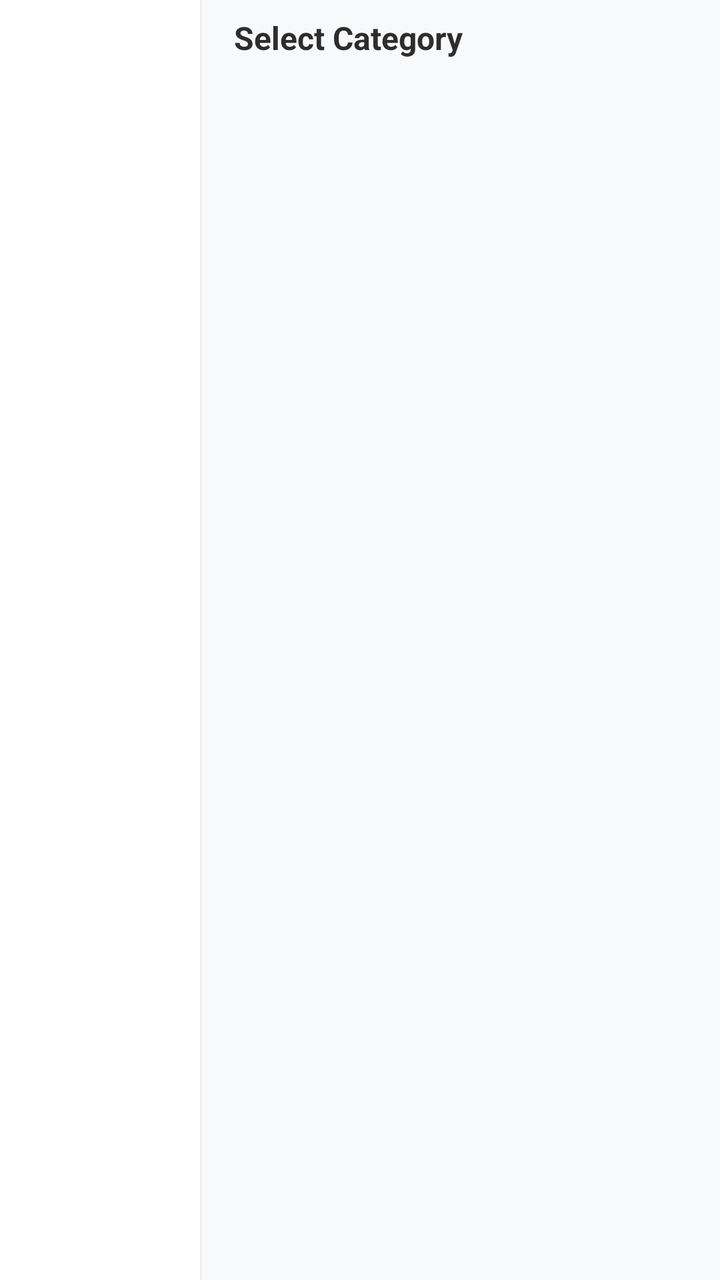
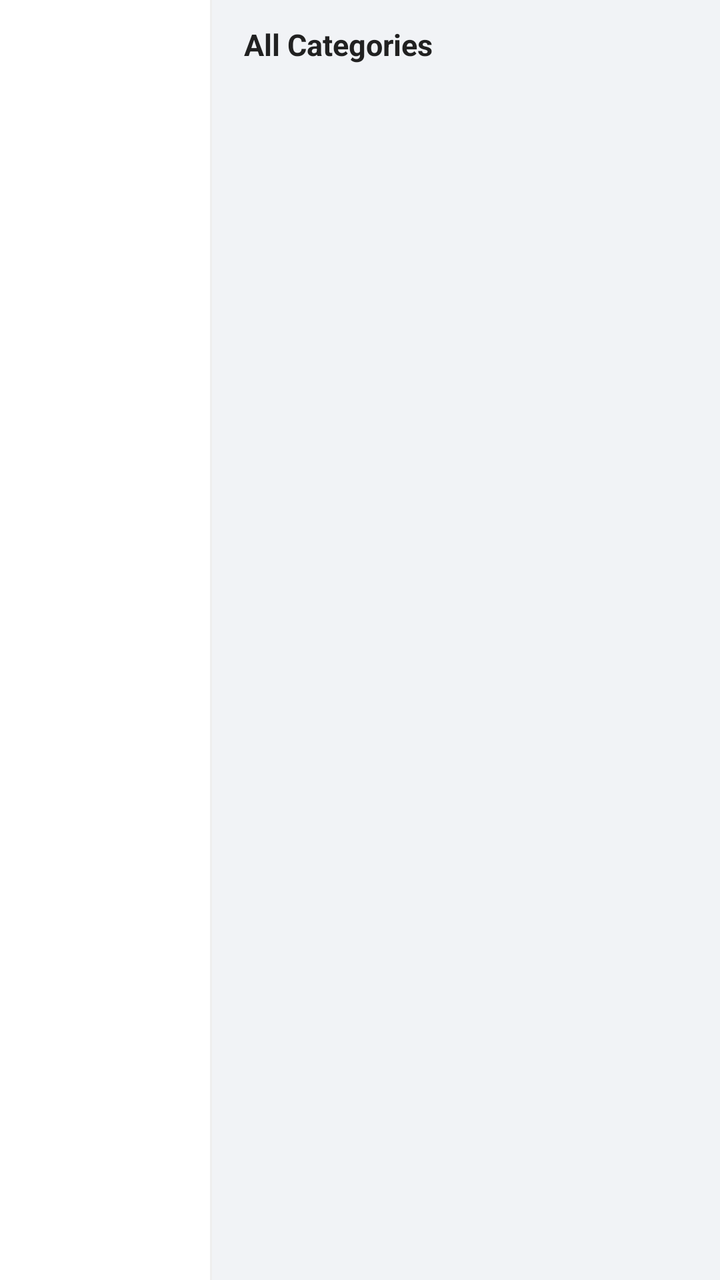

Before-and-after screenshots of an Android layout around one commit, followed by the original layout XML and the change that was made.
<!-- AndroidManifest.xml: application theme Theme.SKRozaanaBazaar -->
<!-- res/layout/fragment_category.xml -->
<?xml version="1.0" encoding="utf-8"?>
<LinearLayout xmlns:android="http://schemas.android.com/apk/res/android"
    xmlns:app="http://schemas.android.com/apk/res-auto"
    android:layout_width="match_parent"
    android:layout_height="match_parent"
    android:background="@color/colorBackground"
    android:orientation="horizontal">

    <androidx.recyclerview.widget.RecyclerView
        android:id="@+id/rvMainCategories"
        android:layout_width="100dp"
        android:layout_height="match_parent"
        android:background="@color/surface_light"
        android:clipToPadding="false"
        android:paddingVertical="8dp"
        app:layoutManager="androidx.recyclerview.widget.LinearLayoutManager" />

    <View
        android:layout_width="1dp"
        android:layout_height="match_parent"
        android:background="@color/colorDivider" />

    <LinearLayout
        android:layout_width="0dp"
        android:layout_height="match_parent"
        android:layout_weight="1"
        android:orientation="vertical"
        android:padding="8dp">

        <TextView
            android:id="@+id/tvCategoryTitle"
            android:layout_width="wrap_content"
            android:layout_height="wrap_content"
            android:layout_marginBottom="12dp"
            android:layout_marginStart="8dp"
            android:text="Select Category"
            android:textColor="@color/text_primary"
            android:textSize="16sp"
            android:textStyle="bold" />

        <androidx.recyclerview.widget.RecyclerView
            android:id="@+id/rvSubCategories"
            android:layout_width="match_parent"
            android:layout_height="match_parent"
            app:layoutManager="androidx.recyclerview.widget.GridLayoutManager"
            app:spanCount="3" />
    </LinearLayout>
</LinearLayout>
<!-- resources referenced by this layout -->
<resources>
  <color name="colorBackground">#F8F9FA</color>
  <color name="colorDivider">#EEEEEE</color>
  <color name="surface_light">#FFFFFF</color>
  <color name="text_primary">#2D2D2D</color>
  <style name="Theme.SKRozaanaBazaar" parent="Theme.MaterialComponents.DayNight.NoActionBar">
          
          <item name="colorPrimary">@color/colorPrimary</item>
          <item name="colorPrimaryVariant">@color/colorPrimary</item>
          <item name="colorOnPrimary">@color/white</item>
          
          <item name="colorSecondary">@color/colorSecondary</item>
          <item name="colorSecondaryVariant">@color/colorSecondary</item>
          <item name="colorOnSecondary">@color/white</item>
          
          <item name="android:statusBarColor" tools:targetApi="l">?attr/colorPrimary</item>
  
          
          <item name="materialButtonStyle">@style/Widget.App.Button</item>
          <item name="materialCardViewStyle">@style/Widget.App.Card</item>
      </style>
  <color name="colorPrimary">#007BFF</color>
  <color name="white">#FFFFFFFF</color>
  <color name="colorSecondary">#FB641B</color>
  <style name="Widget.App.Button" parent="Widget.MaterialComponents.Button">
          <item name="shapeAppearanceOverlay">@style/ShapeAppearance.App.Rounded</item>
          <item name="android:insetTop">0dp</item>
          <item name="android:insetBottom">0dp</item>
          <item name="android:textAllCaps">false</item>
      </style>
  <style name="Widget.App.Card" parent="Widget.MaterialComponents.CardView">
          <item name="shapeAppearanceOverlay">@style/ShapeAppearance.App.Rounded.Large</item>
          <item name="cardElevation">2dp</item>
      </style>
  <style name="ShapeAppearance.App.Rounded" parent="ShapeAppearance.MaterialComponents.SmallComponent">
          <item name="cornerFamily">rounded</item>
          <item name="cornerSize">20dp</item>
      </style>
  <style name="ShapeAppearance.App.Rounded.Large" parent="ShapeAppearance.MaterialComponents.MediumComponent">
          <item name="cornerFamily">rounded</item>
          <item name="cornerSize">16dp</item>
      </style>
</resources>

<!-- the commit's change to res/layout/fragment_category.xml (unified diff, before → after) -->
@@ -6,13 +6,15 @@
     android:background="@color/colorBackground"
     android:orientation="horizontal">
 
+    
     <androidx.recyclerview.widget.RecyclerView
         android:id="@+id/rvMainCategories"
-        android:layout_width="100dp"
+        android:layout_width="105dp"
         android:layout_height="match_parent"
-        android:background="@color/surface_light"
+        android:background="@color/white"
         android:clipToPadding="false"
-        android:paddingVertical="8dp"
+        android:paddingTop="8dp"
+        android:paddingBottom="8dp"
         app:layoutManager="androidx.recyclerview.widget.LinearLayoutManager" />
 
     <View
@@ -20,22 +22,23 @@
         android:layout_height="match_parent"
         android:background="@color/colorDivider" />
 
+    
     <LinearLayout
         android:layout_width="0dp"
         android:layout_height="match_parent"
         android:layout_weight="1"
         android:orientation="vertical"
-        android:padding="8dp">
+        android:padding="12dp">
 
         <TextView
             android:id="@+id/tvCategoryTitle"
             android:layout_width="wrap_content"
             android:layout_height="wrap_content"
             android:layout_marginBottom="12dp"
-            android:layout_marginStart="8dp"
-            android:text="Select Category"
+            android:layout_marginLeft="4dp"
+            android:text="All Categories"
             android:textColor="@color/text_primary"
-            android:textSize="16sp"
+            android:textSize="15sp"
             android:textStyle="bold" />
 
         <androidx.recyclerview.widget.RecyclerView
<!-- resource entries referenced after the edit -->
@@ -1,9 +1,8 @@
 <!-- resources referenced by this layout -->
 <resources>
-  <color name="colorBackground">#F8F9FA</color>
+  <color name="colorBackground">#F1F3F6</color>
   <color name="colorDivider">#EEEEEE</color>
-  <color name="surface_light">#FFFFFF</color>
-  <color name="text_primary">#2D2D2D</color>
+  <color name="text_primary">#212121</color>
   <style name="Theme.SKRozaanaBazaar" parent="Theme.MaterialComponents.DayNight.NoActionBar">
           
           <item name="colorPrimary">@color/colorPrimary</item>
@@ -20,7 +19,7 @@
           <item name="materialButtonStyle">@style/Widget.App.Button</item>
           <item name="materialCardViewStyle">@style/Widget.App.Card</item>
       </style>
-  <color name="colorPrimary">#007BFF</color>
+  <color name="colorPrimary">#2874F0</color>
   <color name="white">#FFFFFFFF</color>
   <color name="colorSecondary">#FB641B</color>
   <style name="Widget.App.Button" parent="Widget.MaterialComponents.Button">
@@ -31,15 +30,16 @@
       </style>
   <style name="Widget.App.Card" parent="Widget.MaterialComponents.CardView">
           <item name="shapeAppearanceOverlay">@style/ShapeAppearance.App.Rounded.Large</item>
-          <item name="cardElevation">2dp</item>
+          <item name="cardElevation">1dp</item>
+          <item name="android:layout_margin">4dp</item>
       </style>
   <style name="ShapeAppearance.App.Rounded" parent="ShapeAppearance.MaterialComponents.SmallComponent">
           <item name="cornerFamily">rounded</item>
-          <item name="cornerSize">20dp</item>
+          <item name="cornerSize">4dp</item>
       </style>
   <style name="ShapeAppearance.App.Rounded.Large" parent="ShapeAppearance.MaterialComponents.MediumComponent">
           <item name="cornerFamily">rounded</item>
-          <item name="cornerSize">16dp</item>
+          <item name="cornerSize">8dp</item>
       </style>
 </resources>
 
